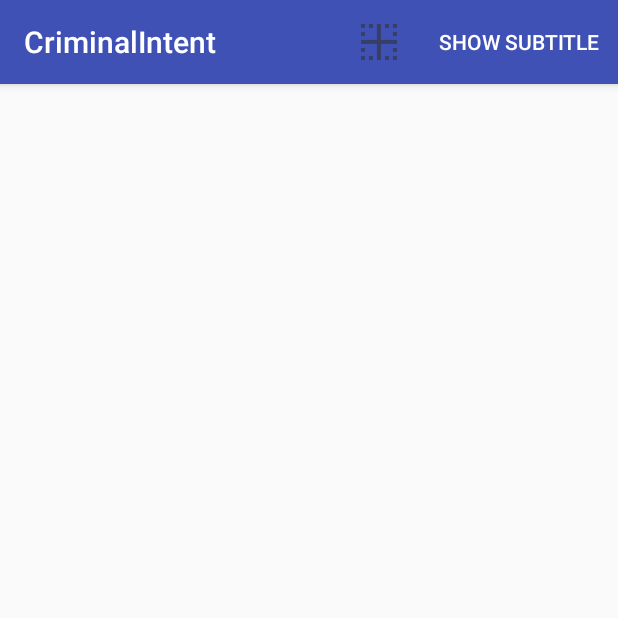
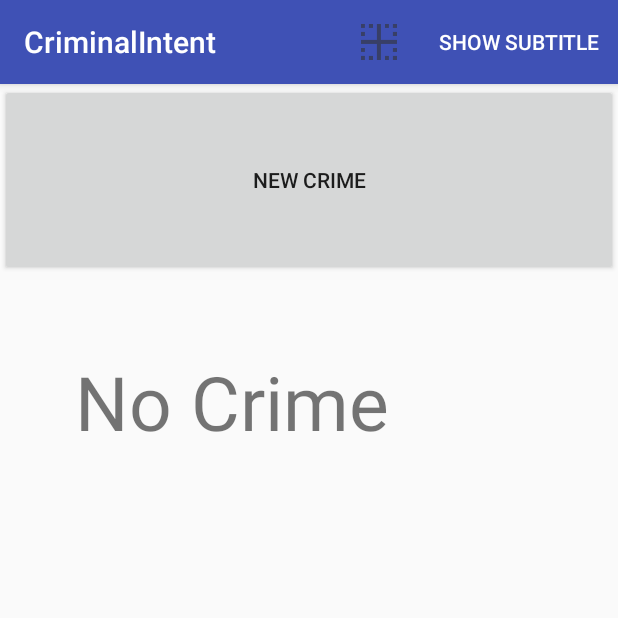
Before and after one commit to Hultron/BigNerdRanch2, an Android app: the fragment CrimeListFragment shown on its own in the app's theme, on a phone screen of 412 x 824 dp, the top half of it. Run offline under Robolectric (Android 15) with nearby library versions, the phone set to English and light mode, and no system bars; 1 statement that could not run was skipped.

Commit message:
用于RecyclerView的空视图

```diff
--- a/CriminalIntent/src/main/java/com/hultron/bignerdranch2/CrimeListFragment.java
+++ b/CriminalIntent/src/main/java/com/hultron/bignerdranch2/CrimeListFragment.java
@@ -13,8 +13,11 @@ import android.view.MenuInflater;
 import android.view.MenuItem;
 import android.view.View;
 import android.view.ViewGroup;
+import android.widget.Button;
 import android.widget.CheckBox;
+import android.widget.LinearLayout;
 import android.widget.TextView;
+
 import java.util.List;
 
 public class CrimeListFragment extends Fragment {
@@ -23,8 +26,11 @@ public class CrimeListFragment extends Fragment {
     private int mItemUpdatedPosition;
     private boolean mSubtitleVisible;
     private static final String ARG_SUBTITLE_VISIBLE = "arg_subtitle_visible";
+    private static final String SAVED_SUBTITLE_VISIBLE = "subtitle";
 
-  private static final String SAVED_SUBTITLE_VISIBLE = "subtitle";
+    private LinearLayout mLinearLayout;
+    private Button mButton;
+
     @Override
     public void onCreate(Bundle savedInstanceState) {
         super.onCreate(savedInstanceState);
@@ -33,8 +39,8 @@ public class CrimeListFragment extends Fragment {
         mSubtitleVisible = getArguments().getBoolean(ARG_SUBTITLE_VISIBLE);
     }
 
-
-  @Override public void onSaveInstanceState(Bundle outState) {
+    @Override
+    public void onSaveInstanceState(Bundle outState) {
         super.onSaveInstanceState(outState);
         outState.putBoolean(SAVED_SUBTITLE_VISIBLE, mSubtitleVisible);
     }
@@ -42,7 +48,7 @@ public class CrimeListFragment extends Fragment {
     @Override
     public View onCreateView(LayoutInflater inflater, ViewGroup container,
                              Bundle savedInstanceState) {
-    View view = inflater.inflate(R.layout.fragment_crime_list,container,false);
+        View view = inflater.inflate(R.layout.fragment_crime_empty_list, container, false);
         mRecyclerView = (RecyclerView) view.findViewById(R.id.crime_recycler_view);
         mRecyclerView.setLayoutManager(new LinearLayoutManager(getActivity()));
 
@@ -50,10 +56,12 @@ public class CrimeListFragment extends Fragment {
             mSubtitleVisible = savedInstanceState.getBoolean(SAVED_SUBTITLE_VISIBLE);
         }
 
+        mLinearLayout = (LinearLayout) view.findViewById(R.id.empty_crime_list);
+        mButton = (Button) view.findViewById(R.id.add_crime_button);
+
         updateUI();
         return view;
     }
-
 
     @Override
     public void onResume() {
@@ -73,6 +81,18 @@ public class CrimeListFragment extends Fragment {
         CrimeLab crimeLab = CrimeLab.get(getActivity());
         List<Crime> crimes = crimeLab.getCrimes();
 
+        if (crimes.size() > 0) {
+            mLinearLayout.setVisibility(View.GONE);
+        } else {
+            mLinearLayout.setVisibility(View.VISIBLE);
+            mButton.setOnClickListener(new View.OnClickListener() {
+                @Override
+                public void onClick(View v) {
+                    createNewCrime();
+                }
+            });
+        }
+
         if (mAdapter == null) {
             mAdapter = new CrimeAdapter(crimes);
             mRecyclerView.setAdapter(mAdapter);
@@ -84,7 +104,7 @@ public class CrimeListFragment extends Fragment {
         updateSubtitle();
     }
 
-  private class CrimeHolder extends RecyclerView.ViewHolder implements View.OnClickListener{
+    private class CrimeHolder extends RecyclerView.ViewHolder implements View.OnClickListener {
         private Crime mCrime;
         private TextView mTitleTextView;
         private TextView mDateTextView;
@@ -104,14 +124,14 @@ public class CrimeListFragment extends Fragment {
         public void bindCrime(Crime crime) {
             mCrime = crime;
             mTitleTextView.setText(crime.getTitle());
-      mDateTextView.setText(DateFormat.format("EEEE, MMM dd, yyyy",mCrime.getDate()));
+            mDateTextView.setText(DateFormat.format("EEEE, MMM dd, yyyy", mCrime.getDate()));
             mSolvedCheckbox.setChecked(crime.isSolved());
         }
 
         @Override
         public void onClick(View v) {
             mItemUpdatedPosition = getAdapterPosition();
-      Intent intent = CrimePagerActivity.newIntent(getActivity(),mCrime.getId(),mSubtitleVisible);
+            Intent intent = CrimePagerActivity.newIntent(getActivity(), mCrime.getId(), mSubtitleVisible);
             startActivity(intent);
         }
     }
@@ -132,11 +152,7 @@ public class CrimeListFragment extends Fragment {
     public boolean onOptionsItemSelected(MenuItem item) {
         switch (item.getItemId()) {
             case R.id.menu_item_new_crime:
-        Crime crime = new Crime();
-        CrimeLab.get(getActivity()).addCrime(crime);
-        Intent intent = CrimePagerActivity
-            .newIntent(getActivity(),crime.getId(),mSubtitleVisible);
-        startActivity(intent);
+                createNewCrime();
                 return true;//结束该回调
             case R.id.menu_item_show_subtitle:
                 mSubtitleVisible = !mSubtitleVisible;
@@ -148,12 +164,20 @@ public class CrimeListFragment extends Fragment {
         }
     }
 
+    private void createNewCrime() {
+        Crime crime = new Crime();
+        CrimeLab.get(getActivity()).addCrime(crime);
+        Intent intent = CrimePagerActivity
+                .newIntent(getActivity(), crime.getId(), mSubtitleVisible);
+        startActivity(intent);
+    }
 
     private void updateSubtitle() {
         CrimeLab crimeLab = CrimeLab.get(getActivity());
         int crimeCount = crimeLab.getCrimes().size();
         //String subtitle = getString(R.string.subtitle_format, crimeCount);
-    String subtitle = getResources().getQuantityString(R.plurals.sbutitle_plural, crimeCount, crimeCount);
+        String subtitle =
+                getResources().getQuantityString(R.plurals.sbutitle_plural, crimeCount, crimeCount);
 
         if (!mSubtitleVisible) {
             subtitle = null;
@@ -174,18 +198,19 @@ public class CrimeListFragment extends Fragment {
         @Override
         public CrimeHolder onCreateViewHolder(ViewGroup parent, int viewType) {
             View view = LayoutInflater.from(getActivity())
-          .inflate(R.layout.list_item_crime,parent,false);
+                    .inflate(R.layout.list_item_crime, parent, false);
             return new CrimeHolder(view);
         }
 
-    @Override public void onBindViewHolder(CrimeHolder holder, int position) {
+        @Override
+        public void onBindViewHolder(CrimeHolder holder, int position) {
             Crime crime = mCrimes.get(position);
             holder.bindCrime(crime);
         }
 
-    @Override public int getItemCount() {
+        @Override
+        public int getItemCount() {
             return mCrimes.size();
         }
     }
-
 }
--- /dev/null
+++ b/CriminalIntent/src/main/res/layout/fragment_crime_empty_list.xml
@@ -0,0 +1,35 @@
+<?xml version="1.0" encoding="utf-8"?>
+<FrameLayout
+    xmlns:android="http://schemas.android.com/apk/res/android"
+    android:id="@+id/crime_frame_layout"
+    android:layout_width="match_parent"
+    android:layout_height="match_parent">
+
+    <android.support.v7.widget.RecyclerView
+        android:id="@+id/crime_recycler_view"
+        android:layout_width="match_parent"
+        android:layout_height="match_parent"/>
+
+    <LinearLayout
+        android:id="@+id/empty_crime_list"
+        android:orientation="vertical"
+        android:layout_width="match_parent"
+        android:layout_height="match_parent">
+        <Button
+            android:layout_width="match_parent"
+            android:layout_height="0dp"
+            android:layout_weight="1"
+            android:id="@+id/add_crime_button"
+            android:text="@string/new_crime"
+            android:layout_gravity="center"/>
+
+        <TextView
+            android:layout_width="match_parent"
+            android:layout_height="0dp"
+            android:layout_weight="5"
+            android:text="@string/no_crime"
+            android:padding="50dp"
+            android:textSize="50sp"
+            android:layout_gravity="center"/>
+    </LinearLayout>
+</FrameLayout>
--- a/CriminalIntent/src/main/res/layout/fragment_crime_list.xml
+++ /dev/null
@@ -1,6 +0,0 @@
-<?xml version="1.0" encoding="utf-8"?>
-<android.support.v7.widget.RecyclerView
-    xmlns:android="http://schemas.android.com/apk/res/android"
-    android:id="@+id/crime_recycler_view"
-    android:layout_width="match_parent"
-    android:layout_height="match_parent"/>
--- a/CriminalIntent/src/main/res/values/strings.xml
+++ b/CriminalIntent/src/main/res/values/strings.xml
@@ -6,6 +6,7 @@
   <string name="crime_solved_label">Solved</string>
   <string name="date_picker_title">Date of crime:</string>
   <string name="new_crime">New Crime</string>
+  <string name="no_crime">No Crime</string>
   <string name="show_subtitle">Show Subtitle</string>
   <string name="hide_subtitle">Hide Subtitle</string>
   <string name="subtitle_format">%1$d crimes</string>
```
Lines whose indentation alone changed are shown as unchanged.
